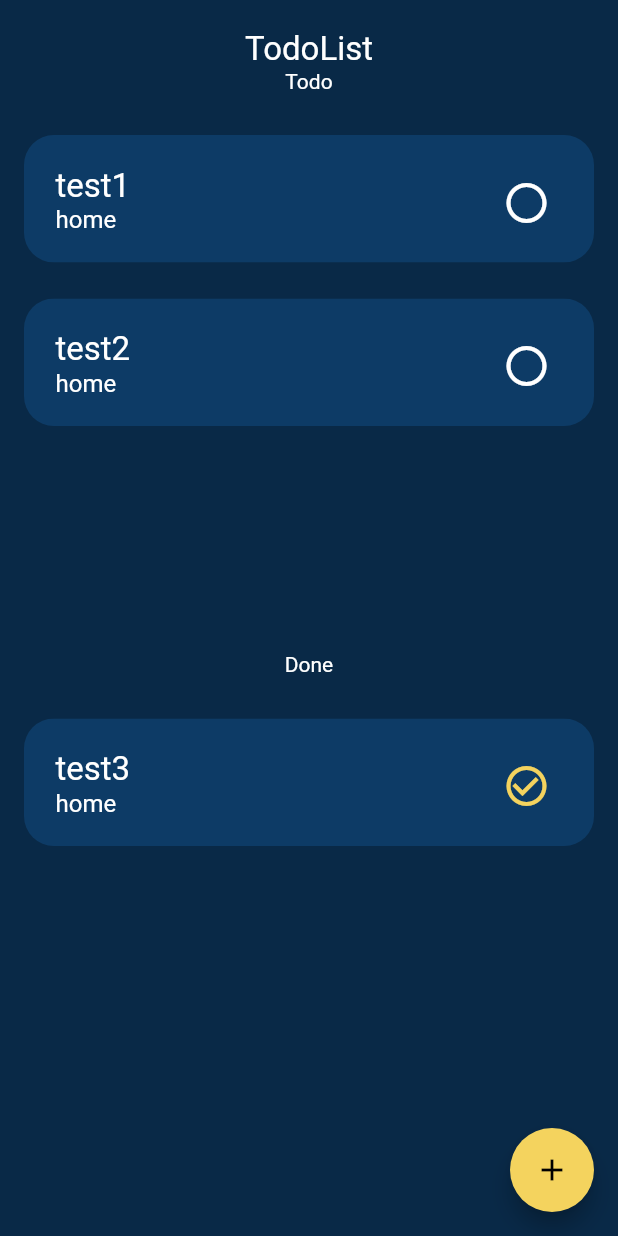
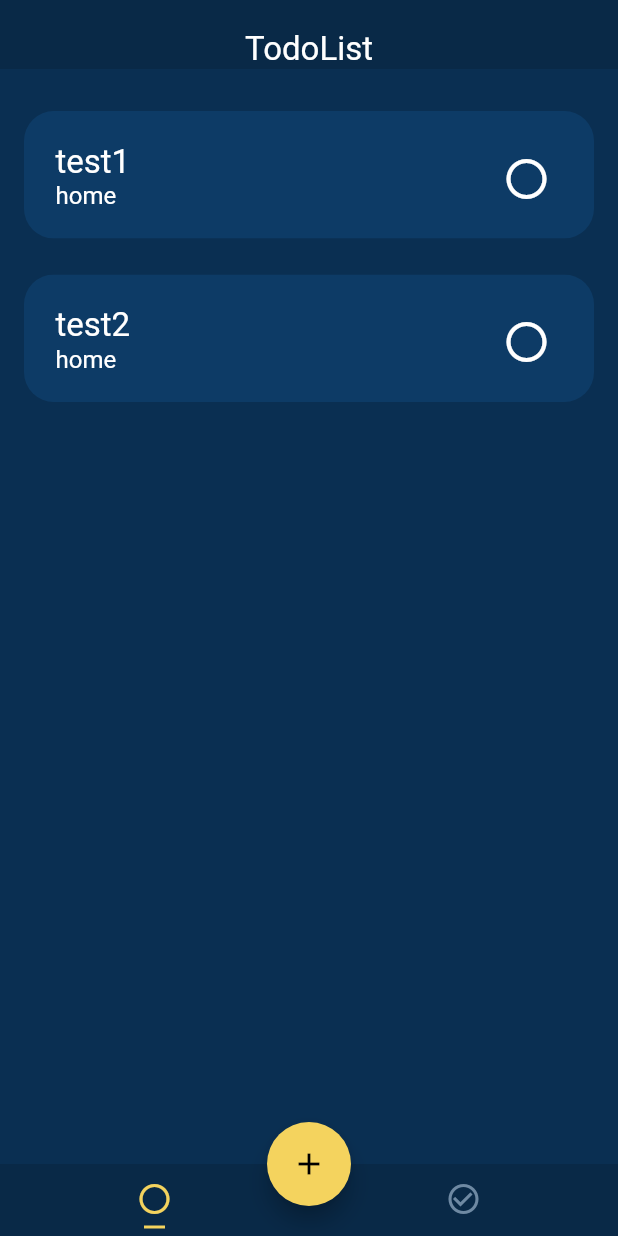
Before and after one commit to RubenSmn/todoapp, a Flutter app: the screen it shows after launch, on a phone screen of 412 x 824 dp. Run offline on Flutter 3.47's test engine with Material 2 defaults, Android fonts, the phone set to English and light mode, and no system bars.

Commit message:
Add new layout for todo and done

```diff
--- a/app/todoapp/lib/main.dart
+++ b/app/todoapp/lib/main.dart
@@ -61,11 +61,13 @@ class _HomePageState extends State<HomePage> {
 
   @override
   Widget build(BuildContext context) {
-    return Scaffold(
-      body: SafeArea(
-        child: Column(
-          children: <Widget>[
-            Padding(
+    return DefaultTabController(
+      length: 2,
+      child: Scaffold(
+        body: Column(
+          children: [
+            SafeArea(
+              child: Padding(
                 padding: EdgeInsets.fromLTRB(0, 20, 0, 0),
                 child: Text(
                   'TodoList',
@@ -74,16 +76,37 @@ class _HomePageState extends State<HomePage> {
                   ),
                 ),
               ),
-            Text('Todo'),
+            ),
             Expanded(
+              child: TabBarView(
+                children: [
+                  Container(
                     child: _buildTodoList(false),
+                    color: AppTheme.colors.blue[700],
                   ),
-            Text('Done'),
-            Expanded(
+                  Container(
                     child: _buildTodoList(true),
+                    color: AppTheme.colors.blue[700],
                   ),
                 ],
               ),
+            ),
+          ],
+        ),
+        bottomNavigationBar: TabBar(
+          tabs: [
+            Tab(
+              icon: Icon(Icons.circle_outlined),
+            ),
+            Tab(
+              icon: Icon(Icons.check_circle_outline),
+            )
+          ],
+          labelColor: AppTheme.colors.yellow,
+          unselectedLabelColor: AppTheme.colors.blue[100],
+          indicatorSize: TabBarIndicatorSize.label,
+          indicatorPadding: EdgeInsets.all(5.0),
+          indicatorColor: AppTheme.colors.yellow,
         ),
         floatingActionButton: FloatingActionButton(
           onPressed: () async {
@@ -91,6 +114,8 @@ class _HomePageState extends State<HomePage> {
           },
           tooltip: 'Add task',
           child: Icon(Icons.add),
+        ),
+        floatingActionButtonLocation: FloatingActionButtonLocation.centerDocked,
       ),
     );
   }
```
Lines whose indentation alone changed are shown as unchanged.
